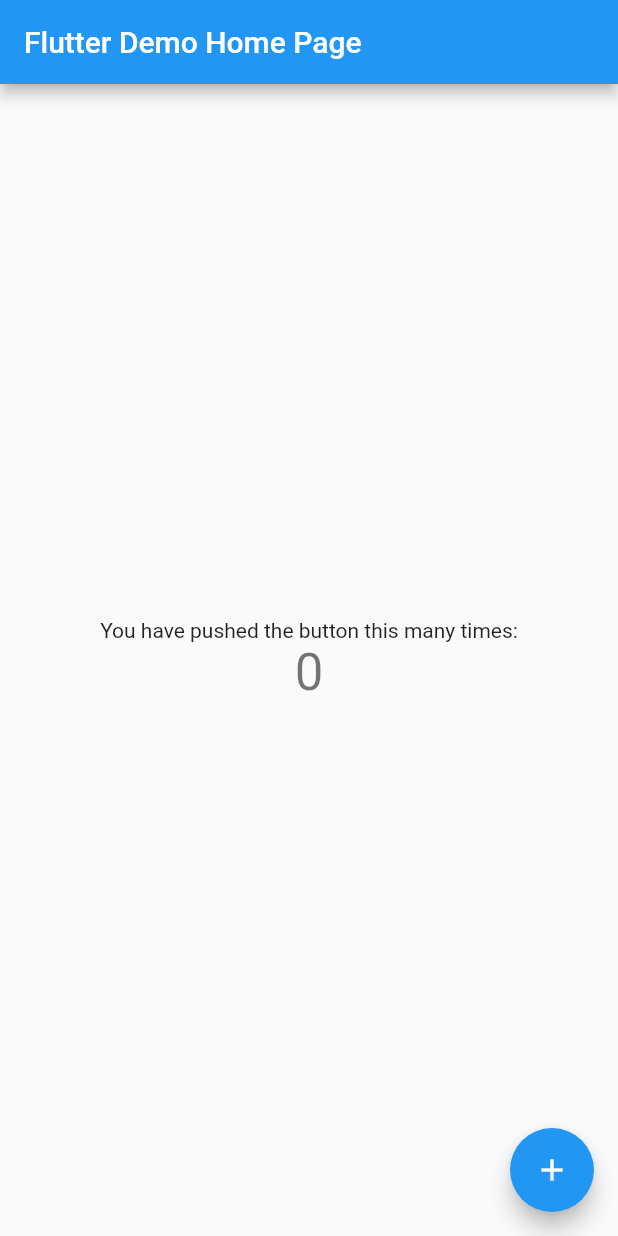
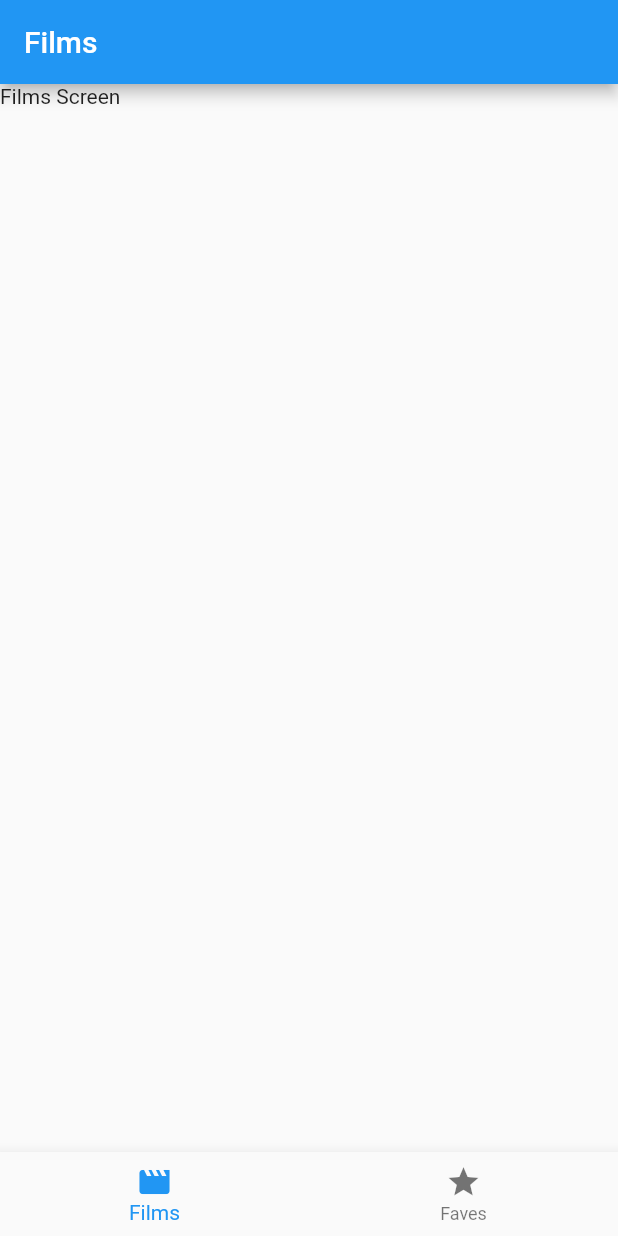
Before and after one commit to mtranggit/state_management_with_provider, a Flutter app: the screen it shows after launch, on a phone screen of 412 x 824 dp. Run offline on Flutter 3.47's test engine with Material 2 defaults, Android fonts, the light colour scheme and no system bars.

Commit message:
set up screens

```diff
--- /dev/null
+++ b/lib/application.dart
@@ -0,0 +1,55 @@
+import 'package:flutter/material.dart';
+import 'package:state_management_with_provider/screens/faves_screen.dart';
+import 'package:state_management_with_provider/screens/films_screen.dart';
+
+class Application extends StatefulWidget {
+  @override
+  _ApplicationState createState() => _ApplicationState();
+}
+
+class _ApplicationState extends State<Application> {
+  int _selectedIndex = 0;
+  final _appBarTitles = [
+    Text('Films'),
+    Text('Faves'),
+  ];
+  var _appBarTitleText = Text('Films');
+
+  final _pageOptions = [
+    FilmsScreen(),
+    FavesScreen(),
+  ];
+
+  @override
+  Widget build(BuildContext context) {
+    return MaterialApp(
+      title: 'Trilogies',
+      theme: ThemeData(
+        primarySwatch: Colors.blue,
+      ),
+      home: Scaffold(
+        appBar: AppBar(title: _appBarTitleText),
+        body: _pageOptions[_selectedIndex],
+        bottomNavigationBar: BottomNavigationBar(
+          currentIndex: _selectedIndex,
+          onTap: (int index) {
+            setState(() {
+              _selectedIndex = index;
+              _appBarTitleText = _appBarTitles[index];
+            });
+          },
+          items: [
+            BottomNavigationBarItem(
+              icon: Icon(Icons.movie),
+              label: 'Films',
+            ),
+            BottomNavigationBarItem(
+              icon: Icon(Icons.star),
+              label: 'Faves',
+            ),
+          ],
+        ),
+      ),
+    );
+  }
+}
--- a/lib/main.dart
+++ b/lib/main.dart
@@ -1,113 +1,6 @@
 import 'package:flutter/material.dart';
+import 'package:state_management_with_provider/application.dart';
 
 void main() {
-  runApp(MyApp());
+  runApp(Application());
 }
-
-class MyApp extends StatelessWidget {
-  // This widget is the root of your application.
-  @override
-  Widget build(BuildContext context) {
-    return MaterialApp(
-      title: 'Flutter Demo',
-      theme: ThemeData(
-        // This is the theme of your application.
-        //
-        // Try running your application with "flutter run". You'll see the
-        // application has a blue toolbar. Then, without quitting the app, try
-        // changing the primarySwatch below to Colors.green and then invoke
-        // "hot reload" (press "r" in the console where you ran "flutter run",
-        // or simply save your changes to "hot reload" in a Flutter IDE).
-        // Notice that the counter didn't reset back to zero; the application
-        // is not restarted.
-        primarySwatch: Colors.blue,
-      ),
-      home: MyHomePage(title: 'Flutter Demo Home Page'),
-    );
-  }
-}
-
-class MyHomePage extends StatefulWidget {
-  MyHomePage({Key? key, required this.title}) : super(key: key);
-
-  // This widget is the home page of your application. It is stateful, meaning
-  // that it has a State object (defined below) that contains fields that affect
-  // how it looks.
-
-  // This class is the configuration for the state. It holds the values (in this
-  // case the title) provided by the parent (in this case the App widget) and
-  // used by the build method of the State. Fields in a Widget subclass are
-  // always marked "final".
-
-  final String title;
-
-  @override
-  _MyHomePageState createState() => _MyHomePageState();
-}
-
-class _MyHomePageState extends State<MyHomePage> {
-  int _counter = 0;
-
-  void _incrementCounter() {
-    setState(() {
-      // This call to setState tells the Flutter framework that something has
-      // changed in this State, which causes it to rerun the build method below
-      // so that the display can reflect the updated values. If we changed
-      // _counter without calling setState(), then the build method would not be
-      // called again, and so nothing would appear to happen.
-      _counter++;
-    });
-  }
-
-  @override
-  Widget build(BuildContext context) {
-    // This method is rerun every time setState is called, for instance as done
-    // by the _incrementCounter method above.
-    //
-    // The Flutter framework has been optimized to make rerunning build methods
-    // fast, so that you can just rebuild anything that needs updating rather
-    // than having to individually change instances of widgets.
-    return Scaffold(
-      appBar: AppBar(
-        // Here we take the value from the MyHomePage object that was created by
-        // the App.build method, and use it to set our appbar title.
-        title: Text(widget.title),
-      ),
-      body: Center(
-        // Center is a layout widget. It takes a single child and positions it
-        // in the middle of the parent.
-        child: Column(
-          // Column is also a layout widget. It takes a list of children and
-          // arranges them vertically. By default, it sizes itself to fit its
-          // children horizontally, and tries to be as tall as its parent.
-          //
-          // Invoke "debug painting" (press "p" in the console, choose the
-          // "Toggle Debug Paint" action from the Flutter Inspector in Android
-          // Studio, or the "Toggle Debug Paint" command in Visual Studio Code)
-          // to see the wireframe for each widget.
-          //
-          // Column has various properties to control how it sizes itself and
-          // how it positions its children. Here we use mainAxisAlignment to
-          // center the children vertically; the main axis here is the vertical
-          // axis because Columns are vertical (the cross axis would be
-          // horizontal).
-          mainAxisAlignment: MainAxisAlignment.center,
-          children: <Widget>[
-            Text(
-              'You have pushed the button this many times:',
-            ),
-            Text(
-              '$_counter',
-              style: Theme.of(context).textTheme.headline4,
-            ),
-          ],
-        ),
-      ),
-      floatingActionButton: FloatingActionButton(
-        onPressed: _incrementCounter,
-        tooltip: 'Increment',
-        child: Icon(Icons.add),
-      ), // This trailing comma makes auto-formatting nicer for build methods.
-    );
-  }
-}
--- /dev/null
+++ b/lib/screens/faves_screen.dart
@@ -0,0 +1,12 @@
+import 'package:flutter/material.dart';
+
+class FavesScreen extends StatelessWidget {
+  const FavesScreen({Key? key}) : super(key: key);
+
+  @override
+  Widget build(BuildContext context) {
+    return Container(
+      child: Text('Faves Screen'),
+    );
+  }
+}
--- /dev/null
+++ b/lib/screens/films_screen.dart
@@ -0,0 +1,12 @@
+import 'package:flutter/material.dart';
+
+class FilmsScreen extends StatelessWidget {
+  const FilmsScreen({Key? key}) : super(key: key);
+
+  @override
+  Widget build(BuildContext context) {
+    return Container(
+      child: Text('Films Screen'),
+    );
+  }
+}
```
